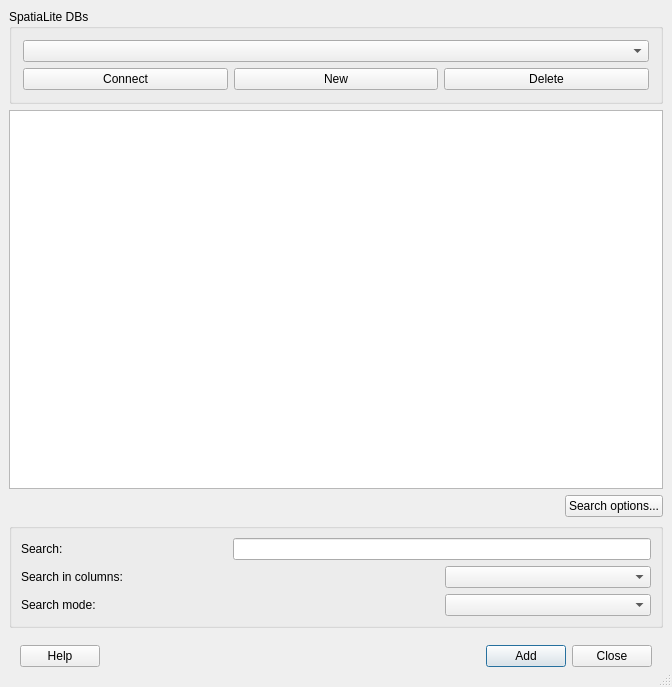
This is qgis/src/ui/qgsspatialitesourceselectbase.ui in sourcepole/qgis as Qt 5 draws it before an edit. The edited form follows.
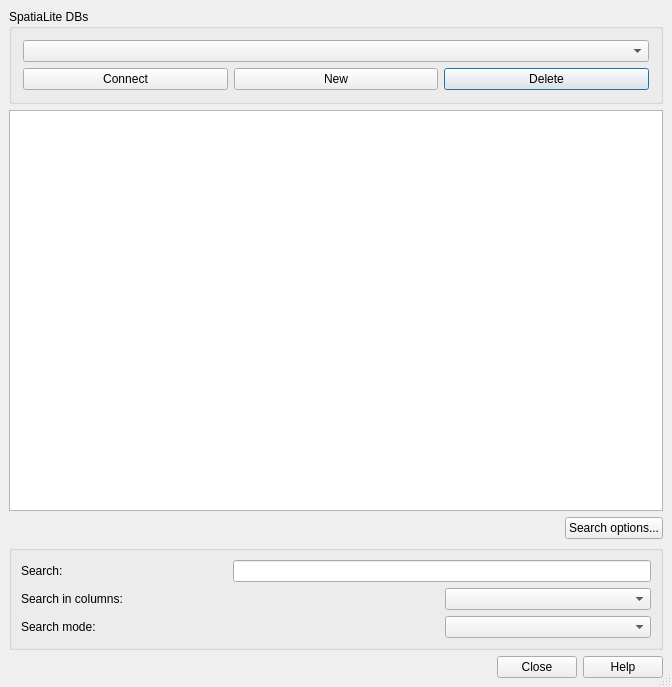
This is the edited form. Icons and pictures are not drawn.

Commit message: replace context help ids with classnames

Patch:
```diff
--- a/qgis/src/ui/qgsspatialitesourceselectbase.ui
+++ b/qgis/src/ui/qgsspatialitesourceselectbase.ui
@@ -89,118 +89,47 @@
      </layout>
     </widget>
    </item>
-   <item row="4" column="0" colspan="2" >
-    <layout class="QHBoxLayout" >
-     <property name="margin" >
-      <number>11</number>
-     </property>
-     <property name="spacing" >
-      <number>6</number>
-     </property>
-     <item>
-      <widget class="QPushButton" name="btnHelp" >
-       <property name="enabled" >
-        <bool>true</bool>
-       </property>
-       <property name="text" >
-        <string>Help</string>
-       </property>
-       <property name="shortcut" >
-        <string>F1</string>
-       </property>
-       <property name="autoDefault" >
-        <bool>true</bool>
-       </property>
-      </widget>
-     </item>
-     <item>
-      <spacer>
-       <property name="orientation" >
-        <enum>Qt::Horizontal</enum>
-       </property>
-       <property name="sizeType" >
-        <enum>QSizePolicy::Expanding</enum>
-       </property>
-       <property name="sizeHint" >
-        <size>
-         <width>141</width>
-         <height>21</height>
-        </size>
-       </property>
-      </spacer>
-     </item>
-     <item>
-      <widget class="QPushButton" name="btnAdd" >
-       <property name="text" >
-        <string>Add</string>
-       </property>
-       <property name="shortcut" >
-        <string/>
-       </property>
-       <property name="autoDefault" >
-        <bool>true</bool>
-       </property>
-       <property name="default" >
-        <bool>true</bool>
-       </property>
-      </widget>
-     </item>
-     <item>
-      <widget class="QPushButton" name="btnCancel" >
-       <property name="text" >
-        <string>Close</string>
-       </property>
-       <property name="shortcut" >
-        <string/>
-       </property>
-       <property name="autoDefault" >
-        <bool>true</bool>
-       </property>
-      </widget>
-     </item>
-    </layout>
-   </item>
-   <item row="3" column="0" colspan="2" >
-    <widget class="QGroupBox" name="mSearchGroupBox" >
-     <property name="title" >
+   <item row="3" column="0" colspan="2">
+    <widget class="QGroupBox" name="mSearchGroupBox">
+     <property name="title">
       <string/>
      </property>
-     <layout class="QGridLayout" >
-      <property name="margin" >
+     <layout class="QGridLayout">
+      <property name="margin">
        <number>9</number>
       </property>
-      <property name="spacing" >
+      <property name="spacing">
        <number>6</number>
       </property>
-      <item row="0" column="0" >
-       <widget class="QLabel" name="mSearchLabel" >
-        <property name="text" >
+      <item row="0" column="0">
+       <widget class="QLabel" name="mSearchLabel">
+        <property name="text">
          <string>Search:</string>
         </property>
        </widget>
       </item>
-      <item row="2" column="0" colspan="2" >
-       <widget class="QLabel" name="mSearchModeLabel" >
-        <property name="text" >
+      <item row="2" column="0" colspan="2">
+       <widget class="QLabel" name="mSearchModeLabel">
+        <property name="text">
          <string>Search mode:</string>
         </property>
        </widget>
       </item>
-      <item row="2" column="2" >
-       <widget class="QComboBox" name="mSearchModeComboBox" />
+      <item row="2" column="2">
+       <widget class="QComboBox" name="mSearchModeComboBox"/>
       </item>
-      <item row="1" column="0" colspan="2" >
-       <widget class="QLabel" name="mSearchColumnsLabel" >
-        <property name="text" >
+      <item row="1" column="0" colspan="2">
+       <widget class="QLabel" name="mSearchColumnsLabel">
+        <property name="text">
          <string>Search in columns:</string>
         </property>
        </widget>
       </item>
-      <item row="1" column="2" >
-       <widget class="QComboBox" name="mSearchColumnComboBox" />
+      <item row="1" column="2">
+       <widget class="QComboBox" name="mSearchColumnComboBox"/>
       </item>
-      <item row="0" column="1" colspan="2" >
-       <widget class="QLineEdit" name="mSearchTableEdit" />
+      <item row="0" column="1" colspan="2">
+       <widget class="QLineEdit" name="mSearchTableEdit"/>
       </item>
      </layout>
     </widget>
@@ -212,9 +141,16 @@
      </property>
     </widget>
    </item>
+   <item row="4" column="0" colspan="2">
+    <widget class="QDialogButtonBox" name="buttonBox">
+     <property name="standardButtons">
+      <set>QDialogButtonBox::Close|QDialogButtonBox::Help</set>
+     </property>
+    </widget>
+   </item>
   </layout>
  </widget>
- <layoutdefault spacing="6" margin="11" />
+ <layoutdefault spacing="6" margin="11"/>
  <tabstops>
   <tabstop>cmbConnections</tabstop>
   <tabstop>btnConnect</tabstop>
```
Left out of the diff: 95 changed lines with no effect on the pictures. The commit also changes 153 other files.
